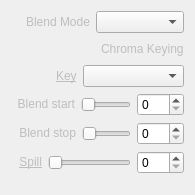
Old version of the form trunk/Widgets/Inspector/InspectorBlendModeWidget.ui in the repository cambell-prince/casparcg-client.
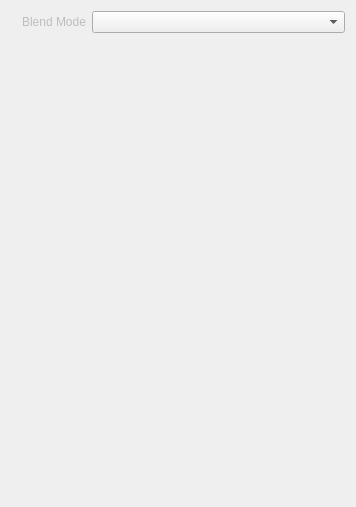
New version of the form.

Commit message:
Refactor chroma keying support to reflect greater number of args
Moved the chroma key paramters into a separate mixer command and
inspector sub-panel.

What changed in the file:
```diff
--- a/trunk/Widgets/Inspector/InspectorBlendModeWidget.ui
+++ b/trunk/Widgets/Inspector/InspectorBlendModeWidget.ui
@@ -6,8 +6,8 @@
    <rect>
     <x>0</x>
     <y>0</y>
-    <width>177</width>
-    <height>56</height>
+    <width>356</width>
+    <height>507</height>
    </rect>
   </property>
   <property name="sizePolicy">
@@ -19,27 +19,26 @@
   <layout class="QVBoxLayout" name="verticalLayout">
    <item>
     <layout class="QHBoxLayout" name="horizontalLayoutBlendMode">
-     <item>
-      <spacer name="horizontalSpacerBlendMode">
-       <property name="orientation">
-        <enum>Qt::Horizontal</enum>
-       </property>
-       <property name="sizeType">
-        <enum>QSizePolicy::Fixed</enum>
-       </property>
-       <property name="sizeHint" stdset="0">
-        <size>
-         <width>15</width>
-         <height>20</height>
-        </size>
-       </property>
-      </spacer>
-     </item>
      <item>
       <widget class="QLabel" name="labelBlendMode">
+       <property name="sizePolicy">
+        <sizepolicy hsizetype="Preferred" vsizetype="Fixed">
+         <horstretch>0</horstretch>
+         <verstretch>0</verstretch>
+        </sizepolicy>
+       </property>
+       <property name="minimumSize">
+        <size>
+         <width>75</width>
+         <height>0</height>
+        </size>
+       </property>
        <property name="text">
         <string>&lt;a href=&quot;Blend Mode&quot; style=&quot;color: #BEBEBE;&quot;&gt;Blend Mode&lt;/a&gt;</string>
        </property>
+       <property name="alignment">
+        <set>Qt::AlignRight|Qt::AlignTrailing|Qt::AlignVCenter</set>
+       </property>
       </widget>
      </item>
      <item>
@@ -54,223 +53,18 @@
      </item>
     </layout>
    </item>
-   <item>
-    <layout class="QHBoxLayout" name="horizontalLayoutChroma">
-     <item>
-      <spacer name="horizontalSpacerChroma">
-       <property name="orientation">
-        <enum>Qt::Horizontal</enum>
-       </property>
-       <property name="sizeType">
-        <enum>QSizePolicy::Fixed</enum>
-       </property>
-       <property name="sizeHint" stdset="0">
-        <size>
-         <width>90</width>
-         <height>20</height>
-        </size>
-       </property>
-      </spacer>
-     </item>
-     <item>
-      <widget class="QLabel" name="labelChroma">
-       <property name="text">
-        <string>&lt;a href=&quot;Chroma Keying&quot; style=&quot;color: #BEBEBE;&quot;&gt;Chroma Keying&lt;/a&gt;</string>
-       </property>
-      </widget>
-     </item>
-    </layout>
-   </item>
-   <item>
-    <layout class="QHBoxLayout" name="horizontalLayoutChromaKey">
-     <item>
-      <spacer name="horizontalSpacerChromaKey">
-       <property name="orientation">
-        <enum>Qt::Horizontal</enum>
-       </property>
-       <property name="sizeType">
-        <enum>QSizePolicy::Fixed</enum>
-       </property>
-       <property name="sizeHint" stdset="0">
-        <size>
-         <width>45</width>
-         <height>20</height>
-        </size>
-       </property>
-      </spacer>
-     </item>
-     <item>
-      <widget class="QLabel" name="labelChromaKey">
-       <property name="text">
-        <string>&lt;a href=&quot;Key&quot; style=&quot;color: #BEBEBE;&quot;&gt;Key&lt;/a&gt;</string>
-       </property>
-      </widget>
-     </item>
-     <item>
-      <widget class="QComboBox" name="comboBoxChromaKey">
-       <property name="sizePolicy">
-        <sizepolicy hsizetype="Expanding" vsizetype="Fixed">
-         <horstretch>0</horstretch>
-         <verstretch>0</verstretch>
-        </sizepolicy>
-       </property>
-      </widget>
-     </item>
-    </layout>
-   </item>
-   <item>
-    <layout class="QHBoxLayout" name="horizontalChromaBlendStart">
-     <item>
-      <spacer name="horizontalSpacerChromaBlendStart">
-       <property name="orientation">
-        <enum>Qt::Horizontal</enum>
-       </property>
-       <property name="sizeType">
-        <enum>QSizePolicy::Fixed</enum>
-       </property>
-       <property name="sizeHint" stdset="0">
-        <size>
-         <width>5</width>
-         <height>20</height>
-        </size>
-       </property>
-      </spacer>
-     </item>
-     <item>
-      <widget class="QLabel" name="labelChromaBlendStart">
-       <property name="text">
-        <string>&lt;a href=&quot;Blend start&quot; style=&quot;color: #BEBEBE;&quot;&gt;Blend start&lt;/a&gt;</string>
-       </property>
-       <property name="alignment">
-        <set>Qt::AlignRight|Qt::AlignTrailing|Qt::AlignVCenter</set>
-       </property>
-      </widget>
-     </item>
-     <item>
-      <widget class="QSlider" name="sliderChromaBlendStart">
-       <property name="maximum">
-        <number>100</number>
-       </property>
-       <property name="orientation">
-        <enum>Qt::Horizontal</enum>
-       </property>
-      </widget>
-     </item>
-     <item>
-      <widget class="QSpinBox" name="spinBoxChromaBlendStart">
-       <property name="maximum">
-        <number>100</number>
-       </property>
-      </widget>
-     </item>
-    </layout>
-   </item>
-   <item>
-    <layout class="QHBoxLayout" name="horizontalChromaBlendStop">
-     <item>
-      <spacer name="horizontalSpacerChromaBlendStop">
-       <property name="orientation">
-        <enum>Qt::Horizontal</enum>
-       </property>
-       <property name="sizeType">
-        <enum>QSizePolicy::Fixed</enum>
-       </property>
-       <property name="sizeHint" stdset="0">
-        <size>
-         <width>8</width>
-         <height>20</height>
-        </size>
-       </property>
-      </spacer>
-     </item>
-     <item>
-      <widget class="QLabel" name="labelChromaBlendStop">
-       <property name="text">
-        <string>&lt;a href=&quot;Blend stop&quot; style=&quot;color: #BEBEBE;&quot;&gt;Blend stop&lt;/a&gt;</string>
-       </property>
-       <property name="alignment">
-        <set>Qt::AlignRight|Qt::AlignTrailing|Qt::AlignVCenter</set>
-       </property>
-      </widget>
-     </item>
-     <item>
-      <widget class="QSlider" name="sliderChromaBlendStop">
-       <property name="maximum">
-        <number>100</number>
-       </property>
-       <property name="orientation">
-        <enum>Qt::Horizontal</enum>
-       </property>
-      </widget>
-     </item>
-     <item>
-      <widget class="QSpinBox" name="spinBoxChromaBlendStop">
-       <property name="maximum">
-        <number>100</number>
-       </property>
-      </widget>
-     </item>
-    </layout>
-   </item>
-   <item>
-    <layout class="QHBoxLayout" name="horizontalChromaSpill">
-     <item>
-      <spacer name="horizontalSpacerChromaSpill">
-       <property name="orientation">
-        <enum>Qt::Horizontal</enum>
-       </property>
-       <property name="sizeType">
-        <enum>QSizePolicy::Fixed</enum>
-       </property>
-       <property name="sizeHint" stdset="0">
-        <size>
-         <width>8</width>
-         <height>20</height>
-        </size>
-       </property>
-      </spacer>
-     </item>
-     <item>
-      <widget class="QLabel" name="labelChromaSpill">
-       <property name="text">
-        <string>&lt;a href=&quot;Spill&quot; style=&quot;color: #BEBEBE;&quot;&gt;Spill&lt;/a&gt;</string>
-       </property>
-       <property name="alignment">
-        <set>Qt::AlignRight|Qt::AlignTrailing|Qt::AlignVCenter</set>
-       </property>
-      </widget>
-     </item>
-     <item>
-      <widget class="QSlider" name="sliderChromaSpill">
-       <property name="maximum">
-        <number>100</number>
-       </property>
-       <property name="orientation">
-        <enum>Qt::Horizontal</enum>
-       </property>
-      </widget>
-     </item>
-     <item>
-      <widget class="QSpinBox" name="spinBoxChromaSpill">
-       <property name="maximum">
-        <number>100</number>
-       </property>
-      </widget>
-     </item>
-    </layout>
-   </item>
    <item>
     <spacer name="verticalSpacerBlendMode">
      <property name="orientation">
       <enum>Qt::Vertical</enum>
      </property>
      <property name="sizeType">
-      <enum>QSizePolicy::Fixed</enum>
+      <enum>QSizePolicy::Expanding</enum>
      </property>
      <property name="sizeHint" stdset="0">
       <size>
-       <width>20</width>
-       <height>10</height>
+       <width>0</width>
+       <height>0</height>
       </size>
      </property>
     </spacer>
```
Left out of the diff: 210 changed lines with no effect on the pictures. The commit also changes 28 other files.
